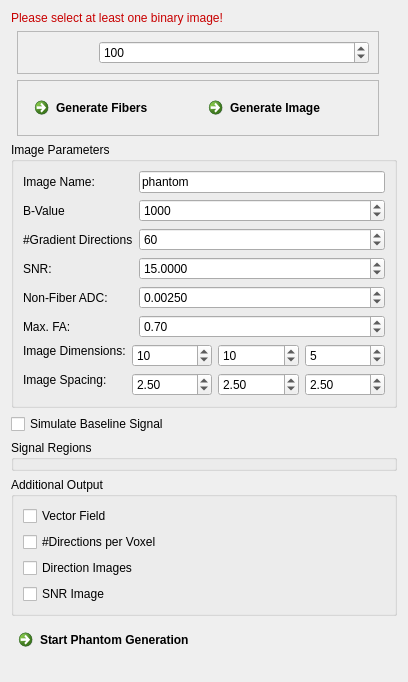
This is Plugins/org.mitk.gui.qt.diffusionimaging/src/internal/QmitkDwiSoftwarePhantomViewControls.ui in MITK/MITK as Qt 5 draws it before an edit. The edited form follows.
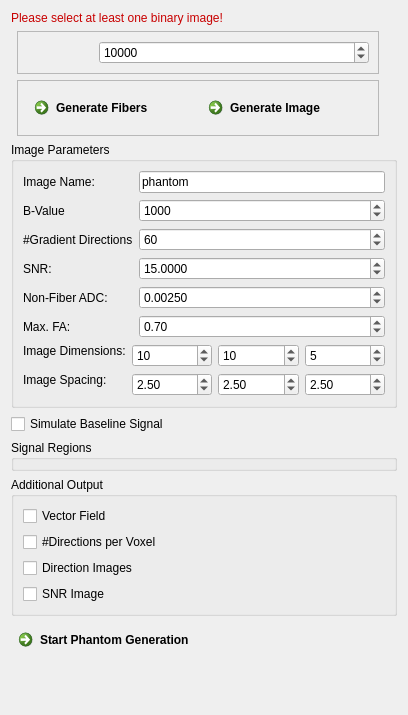
This is the edited form. Icons and pictures are not drawn.

Commit message: applying rotation correctly

The edit to the form file:
```diff
--- a/Plugins/org.mitk.gui.qt.diffusionimaging/src/internal/QmitkDwiSoftwarePhantomViewControls.ui
+++ b/Plugins/org.mitk.gui.qt.diffusionimaging/src/internal/QmitkDwiSoftwarePhantomViewControls.ui
@@ -7,7 +7,7 @@
     <x>0</x>
     <y>0</y>
     <width>404</width>
-    <height>682</height>
+    <height>715</height>
    </rect>
   </property>
   <property name="windowTitle">
@@ -609,13 +609,13 @@
          <number>1</number>
         </property>
         <property name="maximum">
-         <number>1000</number>
+         <number>1000000</number>
         </property>
         <property name="singleStep">
          <number>10</number>
         </property>
         <property name="value">
-         <number>100</number>
+         <number>10000</number>
         </property>
        </widget>
       </item>
```
Left out of the diff: 2 changed lines with no effect on the pictures. The commit also changes 2 other files.
